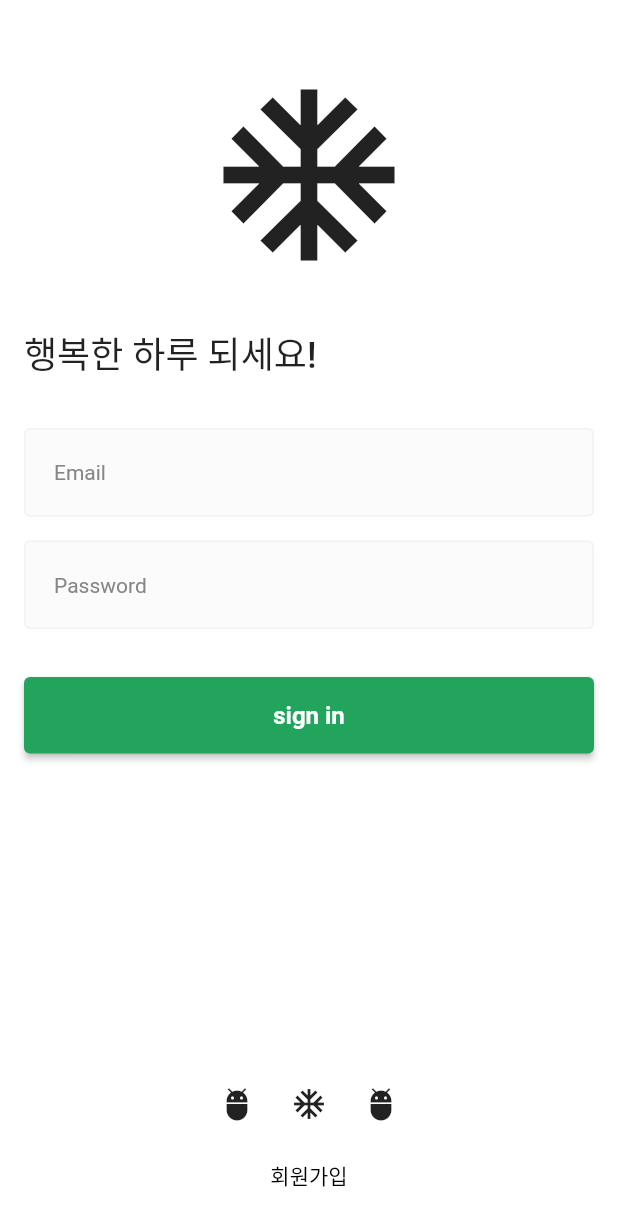
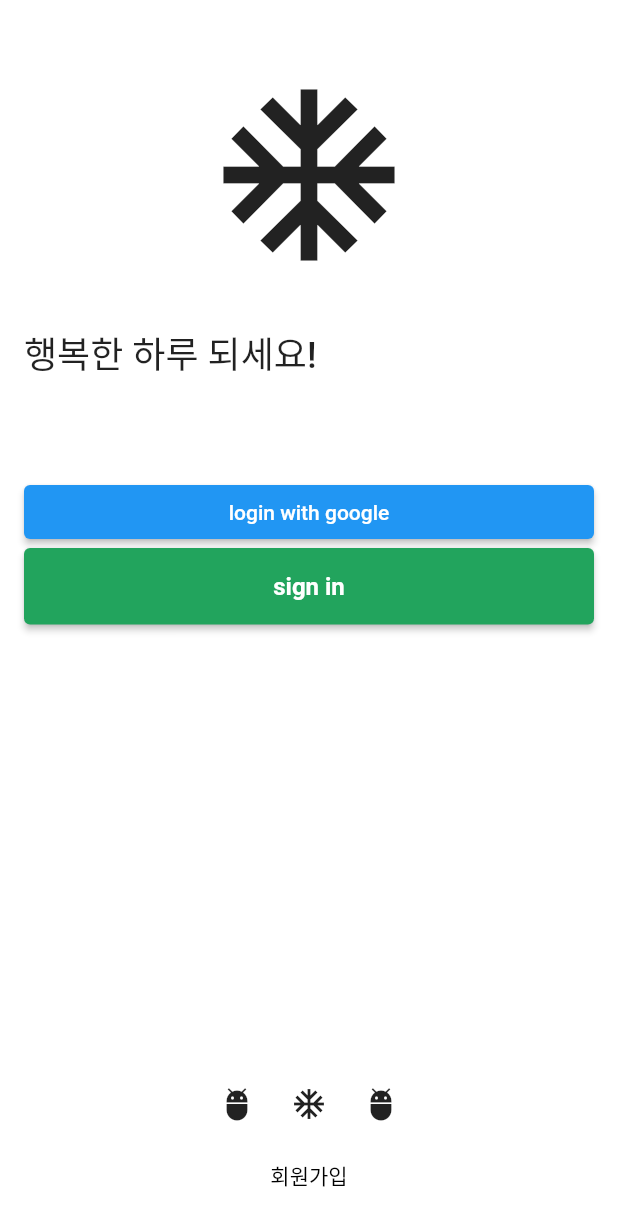
Before and after one commit to JuyeonYu/dodo, a Flutter app: the screen it shows after launch, on a phone screen of 412 x 824 dp. Shown: the top 1226 px of the screen. Run offline on Flutter 3.47's test engine with Material 2 defaults, Android fonts, the phone set to English and light mode, and no system bars; our stand-ins replace dio, firebase_auth, firebase_core, flutter_secure_storage, google_sign_in; accounts and stored records are empty.

Commit message:
feat: 구글 로그인

```diff
--- a/lib/main.dart
+++ b/lib/main.dart
@@ -1,7 +1,11 @@
 import 'package:dodo/common/splash.dart';
 import 'package:flutter/material.dart';
+import 'package:firebase_core/firebase_core.dart';
+import 'firebase_options.dart';
 
-void main() {
+void main() async {
+  WidgetsFlutterBinding.ensureInitialized();
+  await Firebase.initializeApp(options: DefaultFirebaseOptions.currentPlatform);
   runApp(const MyApp());
 }
 
--- a/lib/user/login_screen.dart
+++ b/lib/user/login_screen.dart
@@ -0,0 +1,125 @@
+import 'dart:convert';
+import 'dart:io';
+import 'package:dio/dio.dart';
+import 'package:firebase_auth/firebase_auth.dart';
+import 'package:flutter/material.dart';
+import 'package:google_sign_in/google_sign_in.dart';
+
+import '../common/component/common_text_form_field.dart';
+import '../common/const/colors.dart';
+import '../common/default_layout.dart';
+import '../common/screen/root_tab.dart';
+
+class LoginScreen extends StatefulWidget {
+  const LoginScreen({Key? key}) : super(key: key);
+
+  @override
+  State<LoginScreen> createState() => _LoginScreenState();
+}
+
+class _LoginScreenState extends State<LoginScreen> {
+  String email = '';
+  String password = '';
+  final dio = Dio();
+
+
+
+  @override
+  Widget build(BuildContext context) {
+    return DefaultLayout(
+        child: Padding(
+          padding: const EdgeInsets.all(16.0),
+          child: SingleChildScrollView(
+            child: SizedBox(
+              height: MediaQuery.of(context).size.height - 32,
+              child: Column(
+                crossAxisAlignment: CrossAxisAlignment.stretch,
+                children: [
+                  SizedBox(
+                    height: 32,
+                  ),
+                  Icon(
+                    Icons.ac_unit_outlined,
+                    size: MediaQuery.of(context).size.width / 3,
+                  ),
+                  Container(
+                    child: SizedBox(
+                      height: 32,
+                    ),
+                  ),
+                  Text(
+                    '행복한 하루 되세요!',
+                    style: TextStyle(fontSize: 24, fontWeight: FontWeight.w500),
+                  ),
+                  SizedBox(
+                    height: 32,
+                  ),
+
+                  SizedBox(
+                    height: 32,
+                  ),
+                  ElevatedButton(onPressed: (){
+                    Future<UserCredential> user = signInWithGoogle();
+                  }, child: Text('login with google')),
+                  ElevatedButton(
+                      style: ElevatedButton.styleFrom(
+                          backgroundColor: PRIMARY_COLOR,
+                          padding: EdgeInsets.all(16)),
+                      onPressed: () async {
+                        Navigator.of(context).pushAndRemoveUntil(
+                            MaterialPageRoute(builder: (_) => RootTab()),
+                                (route) => false);
+
+                      },
+                      child: Text(
+                        'sign in',
+                        style: TextStyle(fontSize: 16, fontWeight: FontWeight.w600),
+                      )),
+                  Spacer(),
+                  Row(
+                    mainAxisAlignment: MainAxisAlignment.center,
+                    children: [
+                      IconButton(
+                          onPressed: () {
+                            print('email: $email');
+                          },
+                          icon: Icon(Icons.adb)),
+                      IconButton(
+                          onPressed: () {}, icon: Icon(Icons.ac_unit_outlined)),
+                      IconButton(onPressed: () {}, icon: Icon(Icons.adb))
+                    ],
+                  ),
+                  TextButton(
+                      onPressed: () async {
+
+                      },
+                      child: Text(
+                        '회원가입',
+                        style: TextStyle(color: Colors.black),
+                      ))
+                ],
+              ),
+            ),
+          ),
+        ));
+
+
+  }
+
+  Future<UserCredential> signInWithGoogle() async {
+    // Trigger the authentication flow
+    final GoogleSignInAccount? googleUser = await GoogleSignIn().signIn();
+
+    // Obtain the auth details from the request
+    final GoogleSignInAuthentication? googleAuth = await googleUser?.authentication;
+
+    // Create a new credential
+    final credential = GoogleAuthProvider.credential(
+      accessToken: googleAuth?.accessToken,
+      idToken: googleAuth?.idToken,
+    );
+
+    // Once signed in, return the UserCredential
+    return await FirebaseAuth.instance.signInWithCredential(credential);
+  }
+}
--- a/pubspec.yaml
+++ b/pubspec.yaml
@@ -38,6 +38,9 @@ dependencies:
   json_annotation: ^4.8.0
   flutter_secure_storage: ^8.0.0
   dio: ^5.0.2
+  firebase_auth: ^4.6.1
+  google_sign_in: ^6.1.1
+  change_app_package_name: ^1.1.0
 
 dev_dependencies:
   flutter_test:
```
Also changed, not shown: lib/common/splash.dart (+15 -11 lines), 3 other files.
